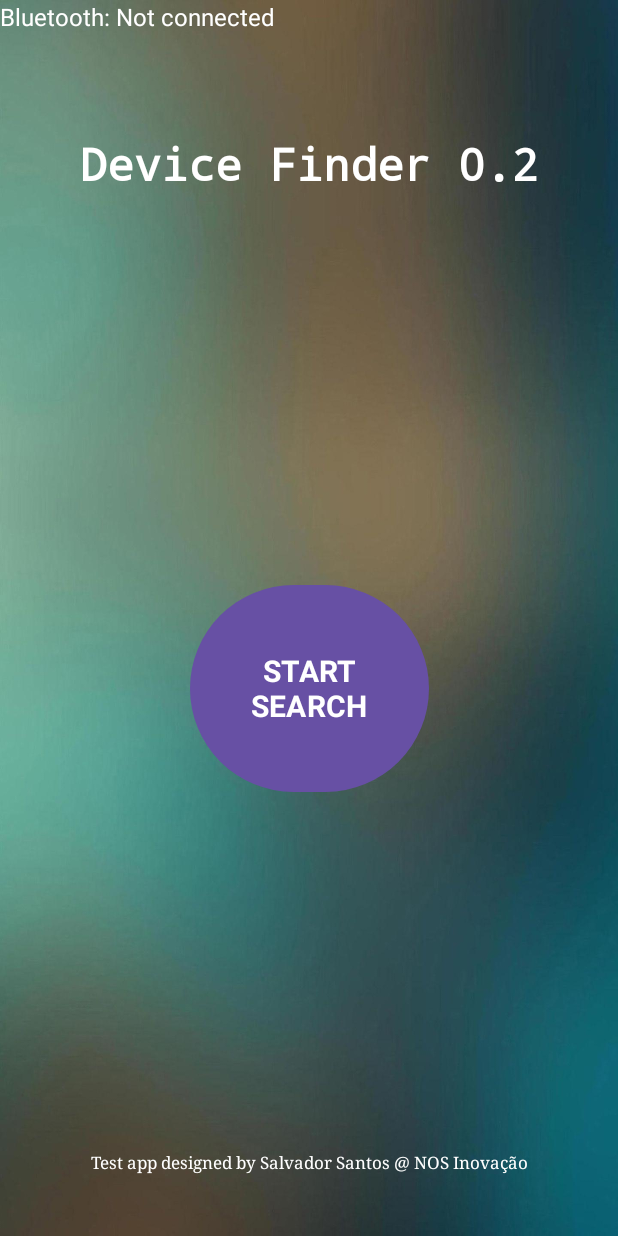
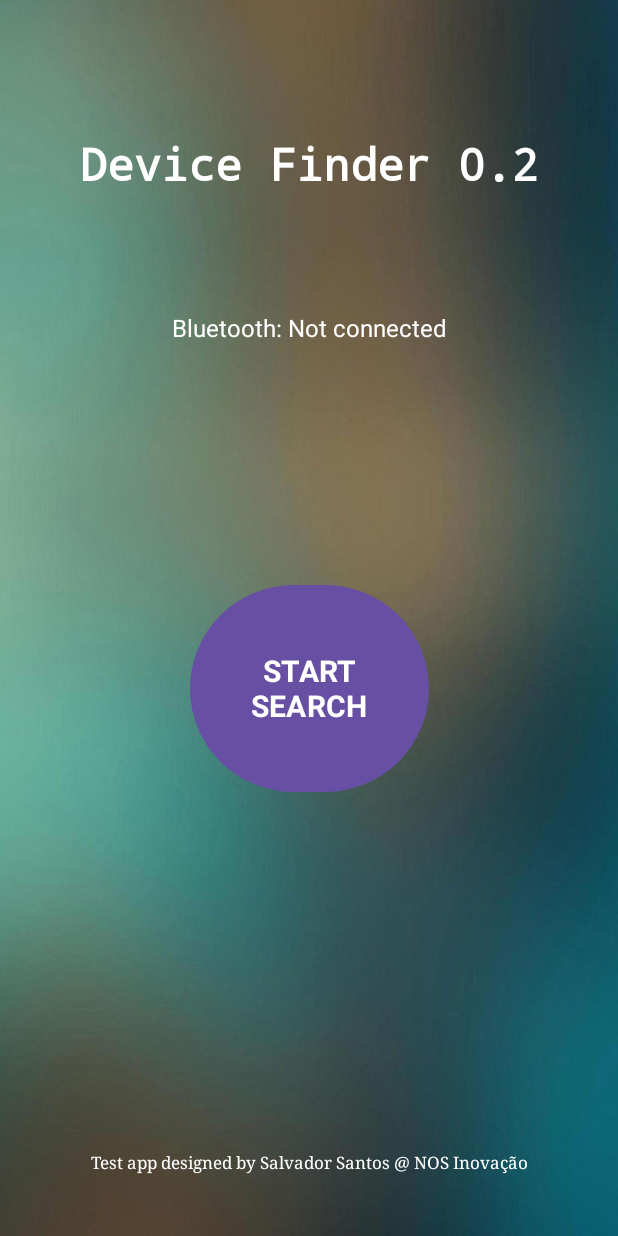
Before and after one commit to savesantos/DeviceFinder, an Android app: the screen it shows after launch (MainActivity), on a phone screen of 412 x 824 dp. Run offline under Robolectric (Android 15) with nearby library versions, the phone set to English and light mode, and no system bars.

```diff
--- a/app/src/main/java/nos/example/devicefinder/MainActivity.java
+++ b/app/src/main/java/nos/example/devicefinder/MainActivity.java
@@ -1,14 +1,110 @@
 package nos.example.devicefinder;
 
 import androidx.appcompat.app.AppCompatActivity;
-
+import androidx.core.app.ActivityCompat;
+import androidx.core.content.ContextCompat;
+import android.Manifest;
+import android.bluetooth.BluetoothAdapter;
+import android.bluetooth.BluetoothDevice;
+import android.bluetooth.BluetoothProfile;
+import android.content.pm.PackageManager;
 import android.os.Bundle;
+import android.widget.TextView;
+import android.widget.Toast;
+import java.util.ArrayList;
+import java.util.List;
+import java.util.Set;
 
 public class MainActivity extends AppCompatActivity {
+
+    private static final int REQUEST_BLUETOOTH_PERMISSION = 1;
+    private TextView bluetoothStatusTextView;
 
     @Override
     protected void onCreate(Bundle savedInstanceState) {
         super.onCreate(savedInstanceState);
         setContentView(R.layout.activity_main);
+
+        bluetoothStatusTextView = findViewById(R.id.bluetoothStatusTextView);
+
+        // Check if Bluetooth permissions are granted
+        if (ContextCompat.checkSelfPermission(this, Manifest.permission.ACCESS_FINE_LOCATION)
+                != PackageManager.PERMISSION_GRANTED) {
+            // Permission is not granted, request it
+            ActivityCompat.requestPermissions(this,
+                    new String[]{Manifest.permission.ACCESS_FINE_LOCATION},
+                    REQUEST_BLUETOOTH_PERMISSION);
+        } else {
+            // Permission is already granted, proceed with your Bluetooth functionality
+            checkBluetoothConnection();
+        }
     }
+
+    // Check Bluetooth connection status and display the message
+    private void checkBluetoothConnection() {
+        // Get the name of the connected Bluetooth device
+        String connectedDeviceName = getConnectedDeviceName();
+
+        if (connectedDeviceName != null) {
+            bluetoothStatusTextView.setText("Bluetooth: Connected to " + connectedDeviceName);
+        } else {
+            bluetoothStatusTextView.setText("Bluetooth: Not connected");
+        }
+    }
+
+    // Handle the result of the permission request
+    @Override
+    public void onRequestPermissionsResult(int requestCode, String[] permissions, int[] grantResults) {
+        super.onRequestPermissionsResult(requestCode, permissions, grantResults);
+        if (requestCode == REQUEST_BLUETOOTH_PERMISSION) {
+            if (grantResults.length > 0 && grantResults[0] == PackageManager.PERMISSION_GRANTED) {
+                // Permission granted, proceed with checking Bluetooth connection
+                checkBluetoothConnection();
+            } else {
+                // Permission denied, show a message or disable Bluetooth functionality
+                Toast.makeText(this, "Bluetooth permission denied", Toast.LENGTH_SHORT).show();
+            }
+        }
+    }
+
+    private String getConnectedDeviceName() {
+        BluetoothAdapter bluetoothAdapter = BluetoothAdapter.getDefaultAdapter();
+        if (bluetoothAdapter == null) {
+            return null;
+        }
+
+        if (ContextCompat.checkSelfPermission(this, Manifest.permission.BLUETOOTH) != PackageManager.PERMISSION_GRANTED) {
+            // Permission is not granted, request it from the user
+            int requestCode = 1; // You can use any integer value here
+            ActivityCompat.requestPermissions(this, new String[]{Manifest.permission.BLUETOOTH}, requestCode);
+        } else {
+            // Permission is granted, proceed with getting bonded devices
+            Set<BluetoothDevice> bondedDevices = bluetoothAdapter.getBondedDevices();
+            // Continue with your code...
+        }
+
+        // Get a set of bonded (paired) Bluetooth devices
+        Set<BluetoothDevice> bondedDevices = bluetoothAdapter.getBondedDevices();
+        List<BluetoothDevice> bondedDeviceList = new ArrayList<>(bondedDevices);
+
+        // Check each bonded device
+        for (BluetoothDevice device : bondedDeviceList) {
+            // Check if we have permission to access device name
+            if (ContextCompat.checkSelfPermission(this, Manifest.permission.BLUETOOTH_ADMIN) == PackageManager.PERMISSION_GRANTED) {
+                String deviceName = device.getName();
+                if (deviceName != null) {
+                    // Do something with the connected device name
+                    return deviceName;
+                }
+            } else {
+                // We don't have permission to access device name
+                // Handle this case as needed, e.g., request permission
+                // or return a default value
+                return null;
+            }
+        }
+        return null;
+    }
+
+
 }
--- a/app/src/main/res/layout/activity_main.xml
+++ b/app/src/main/res/layout/activity_main.xml
@@ -8,12 +8,13 @@
     tools:context=".MainActivity">
 
     <TextView
+        android:id="@+id/textView2"
         android:layout_width="wrap_content"
         android:layout_height="wrap_content"
         android:text="Device Finder 0.2"
         android:textColor="@color/white"
+        android:textSize="30sp"
         android:textStyle="bold"
-        android:textSize="30sp"
         android:typeface="monospace"
         app:layout_constraintBottom_toBottomOf="parent"
         app:layout_constraintEnd_toEndOf="parent"
@@ -40,11 +41,15 @@
         android:layout_width="wrap_content"
         android:layout_height="wrap_content"
         android:layout_margin="8dp"
+        android:layout_marginBottom="116dp"
+        android:text="Bluetooth: Not connected"
         android:textColor="@color/white"
-        android:text="Bluetooth: Not connected"
         android:textSize="16sp"
-        tools:layout_editor_absoluteX="115dp"
-        tools:layout_editor_absoluteY="166dp" />
+        app:layout_constraintBottom_toBottomOf="parent"
+        app:layout_constraintEnd_toEndOf="parent"
+        app:layout_constraintStart_toStartOf="parent"
+        app:layout_constraintTop_toTopOf="parent"
+        app:layout_constraintVertical_bias="0.254" />
 
     <Button
         android:id="@+id/button"
```
Also changed, not shown: app/src/main/AndroidManifest.xml (+8 -0 lines).
